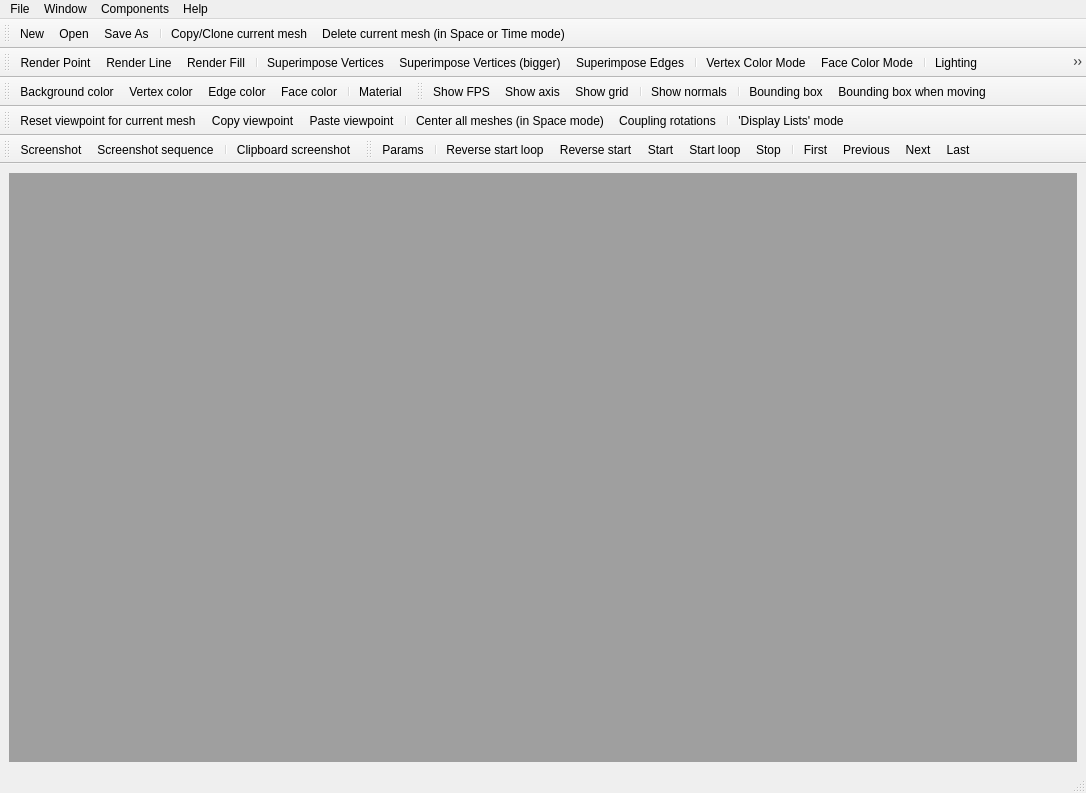
First picture: the form in src/mepp/mainwindow.ui, repository MEPP-team/MEPP, before the edit.
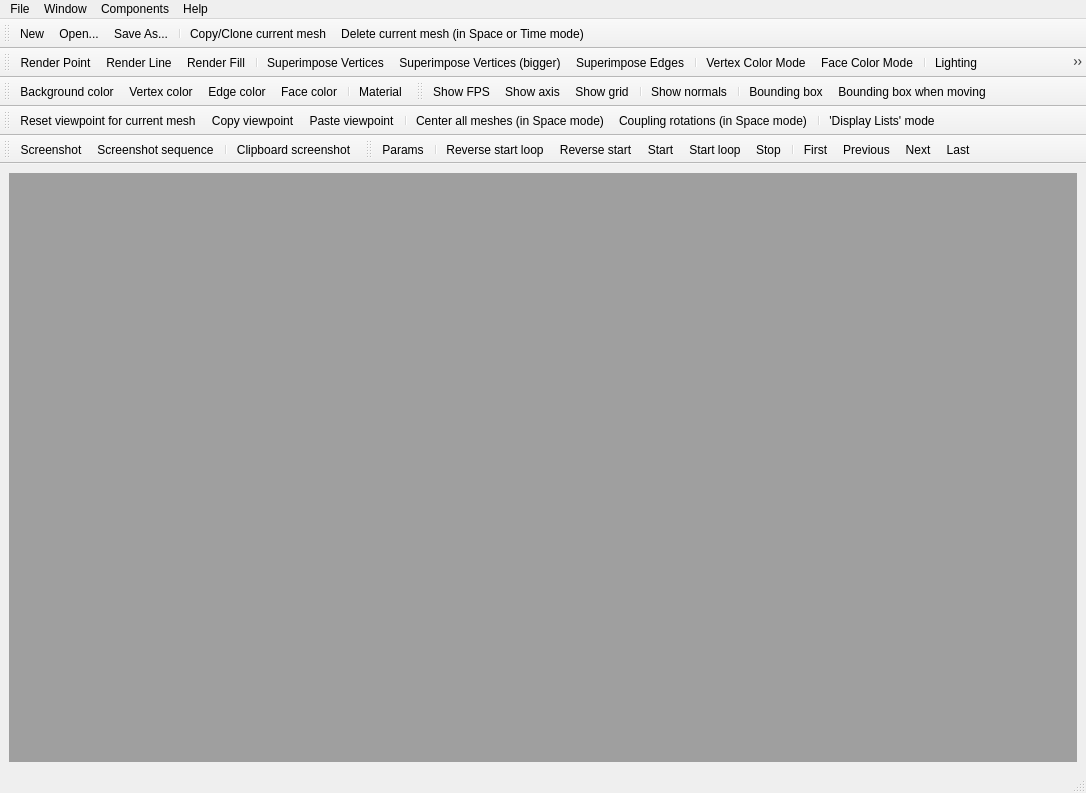
Second picture: the form after the edit. Icons and pictures are not drawn. Custom widgets are drawn as their Qt base class.

Commit message: v0.46.5 - add help (see 'H' key in a child window and also in 'About MEPP menu')

```diff
--- a/src/mepp/mainwindow.ui
+++ b/src/mepp/mainwindow.ui
@@ -309,6 +309,12 @@
    <property name="text">
     <string>Open...</string>
    </property>
+   <property name="iconText">
+    <string>Open...</string>
+   </property>
+   <property name="toolTip">
+    <string>Open...</string>
+   </property>
   </action>
   <action name="actionOpen_and_Add_space">
    <property name="text">
@@ -323,6 +329,12 @@
    <property name="text">
     <string>Save As...</string>
    </property>
+   <property name="iconText">
+    <string>Save As...</string>
+   </property>
+   <property name="toolTip">
+    <string>Save As...</string>
+   </property>
   </action>
   <action name="actionClose">
    <property name="text">
@@ -628,7 +640,7 @@
      <normaloff>:/icons/Pictures/Icons/_CoupleRotations.png</normaloff>:/icons/Pictures/Icons/_CoupleRotations.png</iconset>
    </property>
    <property name="text">
-    <string>Coupling rotations</string>
+    <string>Coupling rotations (in Space mode)</string>
    </property>
   </action>
   <action name="actionShow_entire_scene">
```
Left out of the diff: 4 changed lines with no effect on the pictures. The commit also changes 2 other files.
